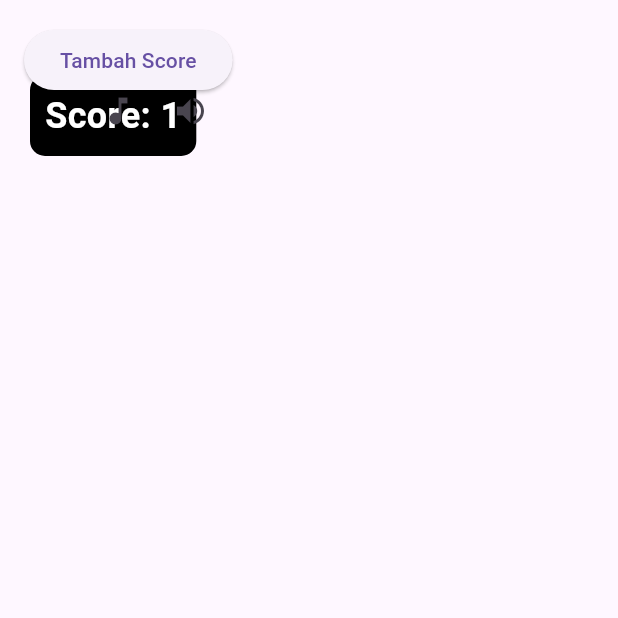
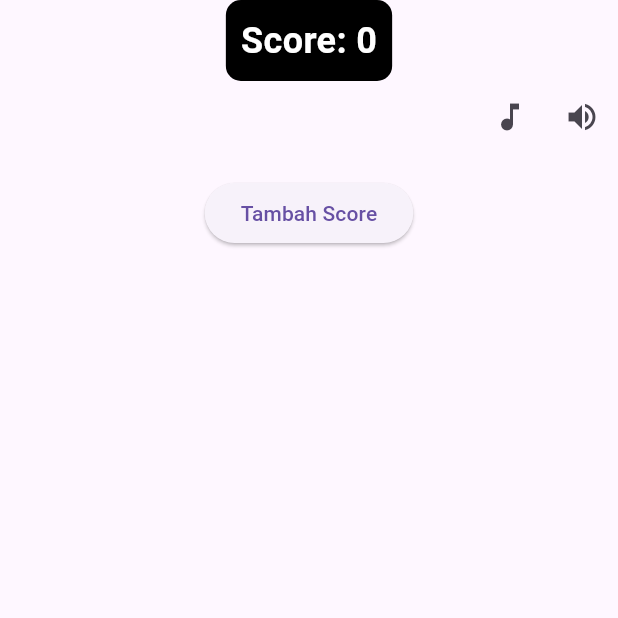
Before and after one commit to RIOKOWI/flutter_fruit_catcher, a Flutter app: the screen it shows after launch, on a phone screen of 412 x 824 dp, the top half of it. Run offline on Flutter 3.47's test engine with Material 3 defaults, Android fonts, the phone set to English and light mode, and no system bars.

Commit message:
style: remove expanded and stack

```diff
--- a/lib/main.dart
+++ b/lib/main.dart
@@ -24,7 +24,7 @@
 }
 
 class _GameScreenState extends State<GameScreen> {
-  final ValueNotifier<int> counter = ValueNotifier(1);
+  final ValueNotifier<int> counter = ValueNotifier(0);
 
   @override
   void initState() {
@@ -36,9 +36,6 @@
   Widget build(BuildContext context) {
     return Scaffold(
       body: Column(
-        children: [
-          Expanded(
-            child: Stack(
         children: [
           Positioned(
             top: 50,
@@ -68,6 +65,7 @@
             top: 50,
             right: 20,
             child: Row(
+              mainAxisAlignment: MainAxisAlignment.end,
               children: [
                 IconButton(
                   icon: Icon(Icons.music_note),
@@ -85,12 +83,8 @@
             child: ElevatedButton(
               onPressed: () {
                 counter.value++;
-                      print(counter.value);
               },
               child: Text("Tambah Score"),
-                  ),
-                )
-              ],
             ),
           ),
         ],
```
Lines whose indentation alone changed are shown as unchanged.
